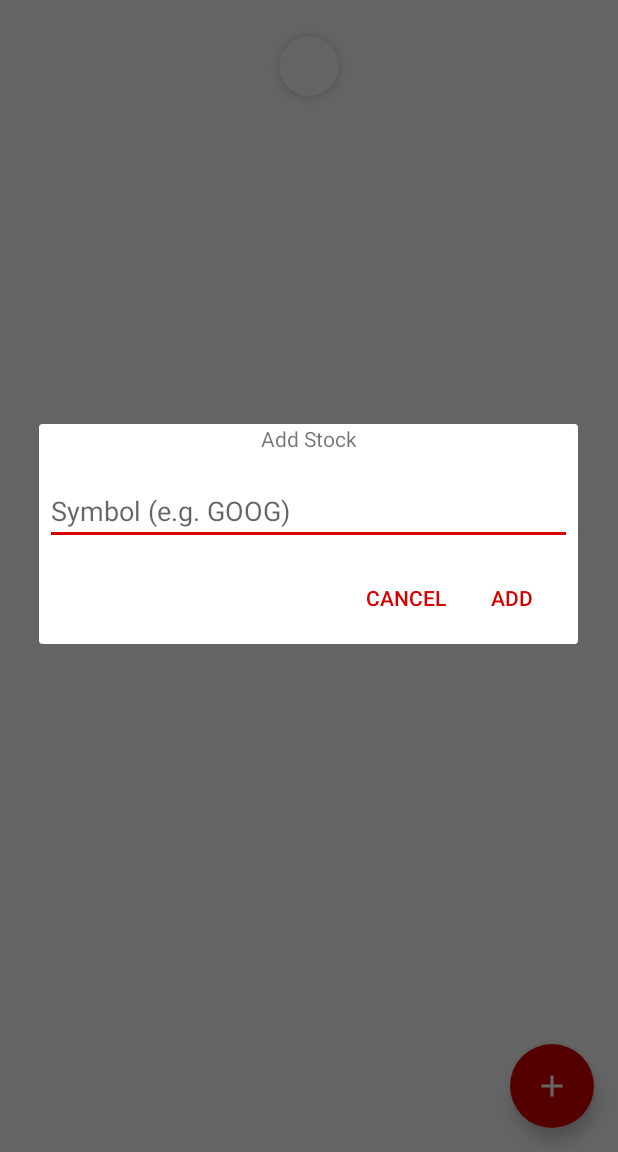
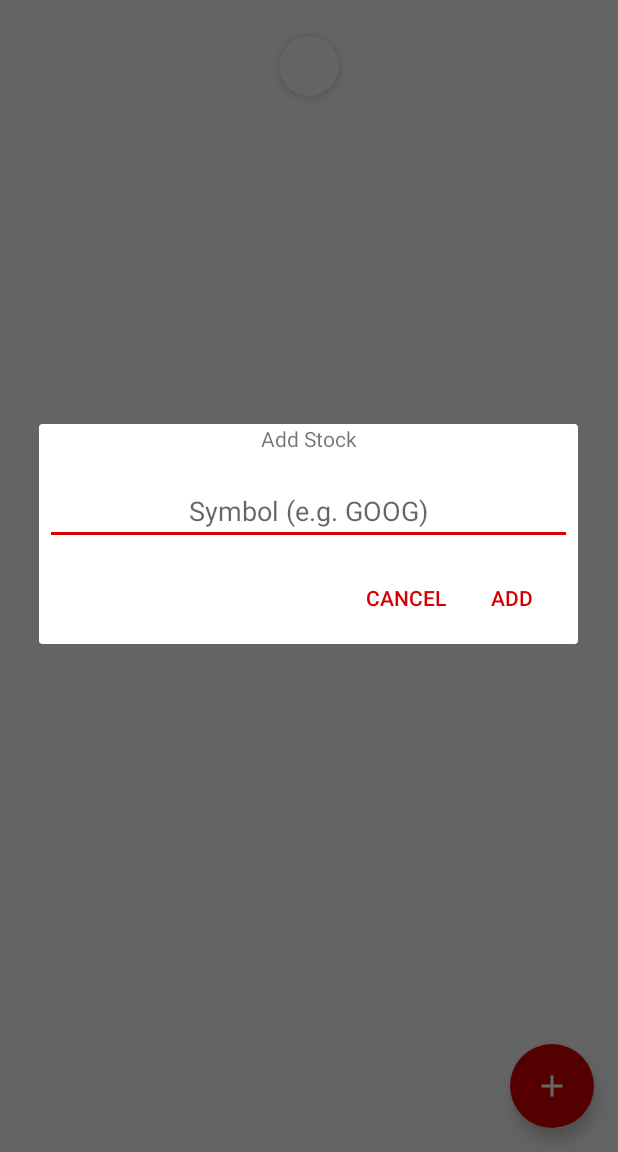
Before and after one commit to jinyanliu/StockHawk, an Android app: the screen it shows after launch (MainActivity), after a tap on "Add Stock", on a phone screen of 412 x 824 dp, the part 84-1236 px from its top. Run offline under Robolectric (Android 15) with nearby library versions, the phone set to English and light mode, and no system bars; our stand-ins replace ButterKnife, Timber; libraries missing offline, so code that uses them is left out: yahoofinance.histquotes, yahoofinance.quotes.stock; 3 statements that could not run were skipped; 1 other tap on this screen came first.

Commit message:
Move hint in EditText to middle.

```diff
--- a/app/src/main/java/com/udacity/stockhawk/ui/AddStockDialog.java
+++ b/app/src/main/java/com/udacity/stockhawk/ui/AddStockDialog.java
@@ -53,8 +53,6 @@ public class AddStockDialog extends DialogFragment {
 
         builder.setView(custom);
 
-        //builder.setMessage(getString(R.string.dialog_title));
-
         builder.setPositiveButton(getString(R.string.dialog_add),
                 new DialogInterface.OnClickListener() {
                     public void onClick(DialogInterface dialog, int id) {
--- a/app/src/main/res/layout/add_stock_dialog.xml
+++ b/app/src/main/res/layout/add_stock_dialog.xml
@@ -14,6 +14,7 @@
         android:layout_marginRight="@dimen/add_stock_dialog_horizontal_margin"
         android:layout_marginStart="@dimen/add_stock_dialog_horizontal_margin"
         android:layout_marginTop="@dimen/add_stock_dialog_margin_top"
+        android:gravity="center_horizontal"
         android:hint="@string/dialog_hint"
         android:inputType="textCapCharacters" />
 
```
